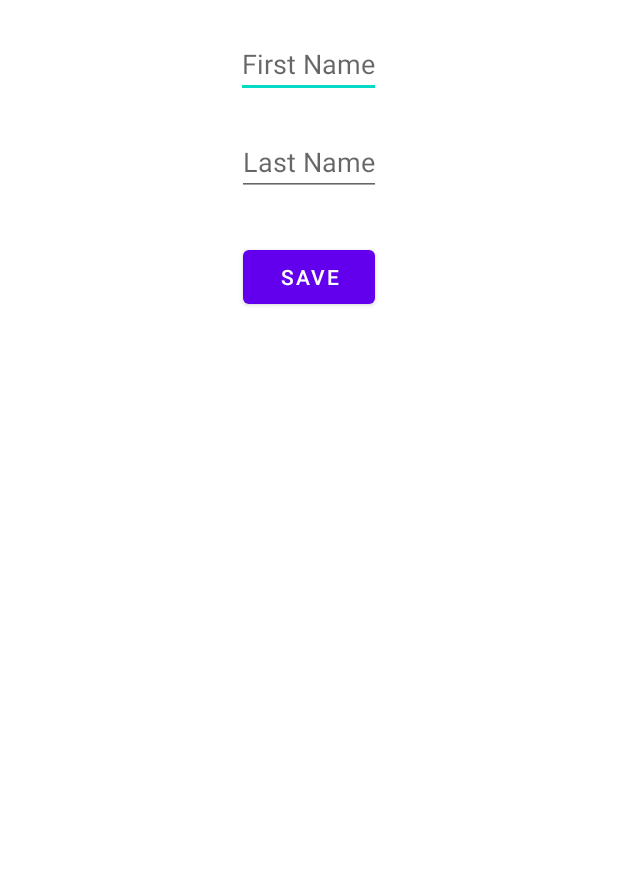
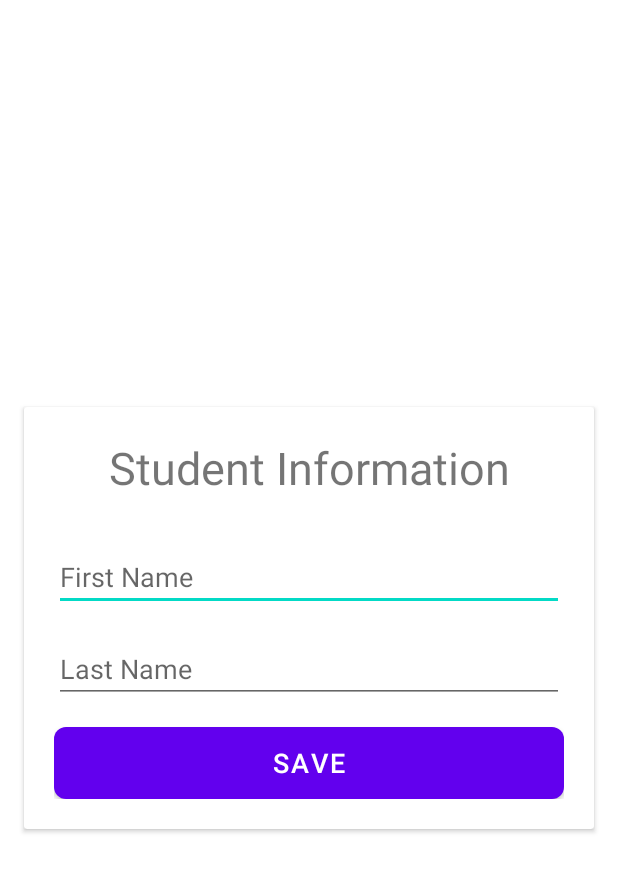
Before and after one commit to SHARKZTECH/StdAttndMgtApp, an Android app: the AddStudentActivity screen opened directly, with no data from a screen before it, on a phone screen of 412 x 824 dp. Shown: the top 872 px of the screen. Run offline under Robolectric (Android 15) with nearby library versions, the phone set to English and light mode, and no system bars.

Commit message:
add design fxs

```diff
--- /dev/null
+++ b/app/src/main/res/drawable/edittext_border.xml
@@ -0,0 +1,9 @@
+<?xml version="1.0" encoding="utf-8"?>
+<shape xmlns:android="http://schemas.android.com/apk/res/android"
+    android:shape="rectangle">
+    <solid android:color="#FFFFFF" />
+    <stroke
+        android:width="1dp"
+        android:color="#CCCCCC" />
+    <corners android:radius="4dp" />
+</shape>
--- a/app/src/main/res/layout/activity_add_student.xml
+++ b/app/src/main/res/layout/activity_add_student.xml
@@ -1,40 +1,55 @@
 <?xml version="1.0" encoding="utf-8"?>
 <RelativeLayout xmlns:android="http://schemas.android.com/apk/res/android"
     android:layout_width="match_parent"
-    android:layout_height="match_parent">
+    android:layout_height="match_parent"
+    android:gravity="center_vertical">
 
-<!--    <EditText-->
-<!--        android:id="@+id/student_id_input"-->
-<!--        android:layout_width="wrap_content"-->
-<!--        android:layout_height="wrap_content"-->
-<!--        android:hint="Student ID"-->
-<!--        android:inputType="number"-->
-<!--        android:layout_centerHorizontal="true"-->
-<!--        android:layout_marginTop="50dp" />-->
+    <androidx.cardview.widget.CardView
+        android:layout_width="match_parent"
+        android:layout_height="wrap_content"
+        android:layout_margin="16dp"
+        android:elevation="4dp"
+        android:background="#FFFFFF"
+        android:padding="16dp"
+        android:foreground="?android:attr/selectableItemBackground">
+
+        <LinearLayout
+            android:layout_width="match_parent"
+            android:layout_height="wrap_content"
+            android:orientation="vertical"
+            android:padding="20dp">
+
+            <TextView
+                android:layout_width="match_parent"
+                android:layout_height="wrap_content"
+                android:text="Student Information"
+                android:textSize="30sp"
+                android:layout_marginBottom="30dp"
+                android:textAlignment="center"
+                />
 
             <EditText
                 android:id="@+id/first_name_input"
-        android:layout_width="wrap_content"
+                android:layout_width="match_parent"
                 android:layout_height="wrap_content"
                 android:hint="First Name"
-        android:layout_centerHorizontal="true"
-        android:layout_marginTop="20dp" />
+                android:layout_marginBottom="16dp" />
 
             <EditText
                 android:id="@+id/last_name_input"
-        android:layout_width="wrap_content"
+                android:layout_width="match_parent"
                 android:layout_height="wrap_content"
                 android:hint="Last Name"
-        android:layout_centerHorizontal="true"
-        android:layout_below="@id/first_name_input"
-        android:layout_marginTop="20dp" />
+                android:layout_marginBottom="16dp" />
 
             <Button
                 android:id="@+id/save_student_button"
-        android:layout_width="wrap_content"
+                android:layout_width="match_parent"
                 android:layout_height="wrap_content"
-        android:text="Save"
-        android:layout_centerHorizontal="true"
-        android:layout_below="@id/last_name_input"
-        android:layout_marginTop="30dp" />
+                android:background="@drawable/button_background"
+                android:textSize="18sp"
+                android:elevation="4dp"
+                android:text="Save" />
+        </LinearLayout>
+    </androidx.cardview.widget.CardView>
 </RelativeLayout>
```
Lines whose indentation alone changed are shown as unchanged.
